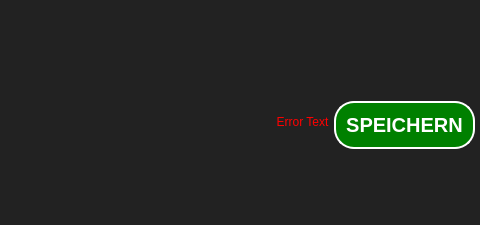
b-lack/qgis-fim-plugin, file lfb_regeneration_wildlife_impact/gui/form/saveBar.ui: the form before one commit; both pictures show x 432 to 912 and y 0 to 225 of the 912 by 225 pixel window.
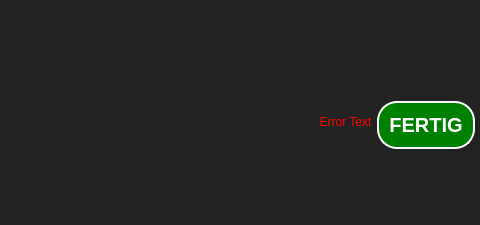
The form after the commit.

What changed in the file:
```diff
--- a/lfb_regeneration_wildlife_impact/gui/form/saveBar.ui
+++ b/lfb_regeneration_wildlife_impact/gui/form/saveBar.ui
@@ -251,7 +251,7 @@
 }</string>
           </property>
           <property name="text">
-           <string>SPEICHERN</string>
+           <string>FERTIG</string>
           </property>
          </widget>
         </item>
```
